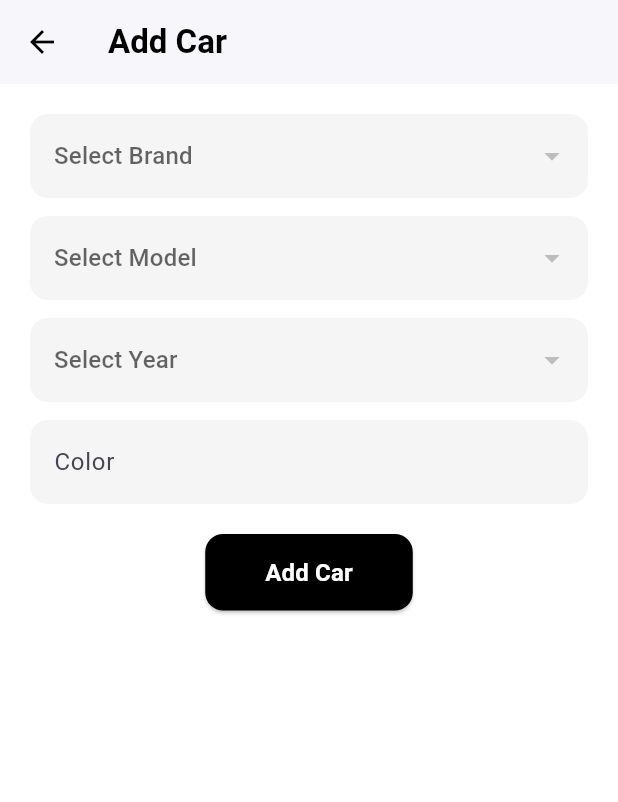
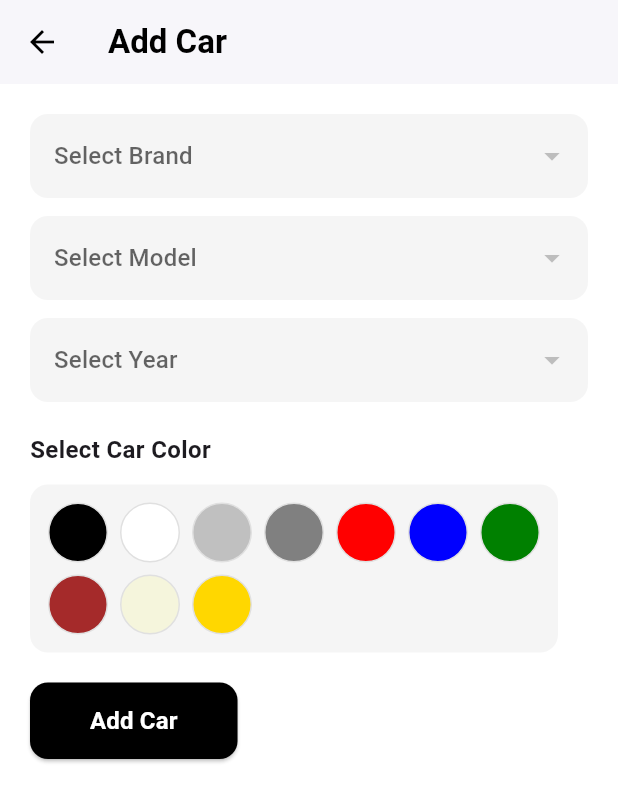
Before and after one commit to E-Hosny/car-wash-app, a Flutter app: the AddCarScreen screen opened directly with empty values, on a phone screen of 412 x 824 dp. Shown: the top 802 px of the screen. Run offline on Flutter 3.47's test engine with Material 3 defaults, Android fonts, the phone set to English and light mode, and no system bars; our stand-ins replace geolocator, google_maps_flutter, permission_handler; network calls fail.

Commit message:
add simple color

```diff
--- a/lib/add_car_screen.dart
+++ b/lib/add_car_screen.dart
@@ -19,6 +19,21 @@ class _AddCarScreenState extends State<AddCarScreen> {
   int? selectedBrandId;
   int? selectedModelId;
   int? selectedYearId;
+  String? selectedColor;
+
+  // Common car colors list
+  final List<Map<String, dynamic>> carColors = [
+    {'name': 'Black', 'code': '#000000'},
+    {'name': 'White', 'code': '#FFFFFF'},
+    {'name': 'Silver', 'code': '#C0C0C0'},
+    {'name': 'Gray', 'code': '#808080'},
+    {'name': 'Red', 'code': '#FF0000'},
+    {'name': 'Blue', 'code': '#0000FF'},
+    {'name': 'Green', 'code': '#008000'},
+    {'name': 'Brown', 'code': '#A52A2A'},
+    {'name': 'Beige', 'code': '#F5F5DC'},
+    {'name': 'Gold', 'code': '#FFD700'},
+  ];
 
   final TextEditingController colorController = TextEditingController();
 
@@ -75,6 +90,16 @@ class _AddCarScreenState extends State<AddCarScreen> {
   }
 
   Future<void> addCar() async {
+    if (selectedColor == null) {
+      ScaffoldMessenger.of(context).showSnackBar(
+        const SnackBar(
+          content: Text('Please select a car color'),
+          backgroundColor: Colors.red,
+        ),
+      );
+      return;
+    }
+
     final res = await http.post(
       Uri.parse('http://10.0.2.2:8000/api/cars'),
       headers: {
@@ -86,7 +111,7 @@ class _AddCarScreenState extends State<AddCarScreen> {
         'brand_id': selectedBrandId,
         'model_id': selectedModelId,
         'car_year_id': selectedYearId,
-        'color': colorController.text,
+        'color': selectedColor,
       }),
     );
 
@@ -122,6 +147,7 @@ class _AddCarScreenState extends State<AddCarScreen> {
         padding: const EdgeInsets.all(20),
         child: SingleChildScrollView(
           child: Column(
+            crossAxisAlignment: CrossAxisAlignment.start,
             children: [
               buildDropdown(
                 hint: 'Select Brand',
@@ -151,17 +177,100 @@ class _AddCarScreenState extends State<AddCarScreen> {
                 labelKey: 'year',
                 onChanged: (val) => setState(() => selectedYearId = val),
               ),
+              const SizedBox(height: 20),
+              const Text(
+                'Select Car Color',
+                style: TextStyle(
+                  fontSize: 16,
+                  fontWeight: FontWeight.bold,
+                ),
+              ),
               const SizedBox(height: 12),
-              TextField(
-                controller: colorController,
-                decoration: InputDecoration(
-                  labelText: 'Color',
-                  filled: true,
-                  fillColor: Colors.grey[100],
-                  border: OutlineInputBorder(
-                    borderRadius: BorderRadius.circular(12),
-                    borderSide: BorderSide.none,
-                  ),
+              Container(
+                padding: const EdgeInsets.all(12),
+                decoration: BoxDecoration(
+                  color: Colors.grey[100],
+                  borderRadius: BorderRadius.circular(12),
+                ),
+                child: Column(
+                  crossAxisAlignment: CrossAxisAlignment.start,
+                  children: [
+                    Wrap(
+                      spacing: 8,
+                      runSpacing: 8,
+                      children: carColors.map((color) {
+                        final isSelected = selectedColor == color['name'];
+                        return GestureDetector(
+                          onTap: () =>
+                              setState(() => selectedColor = color['name']),
+                          child: Container(
+                            width: 40,
+                            height: 40,
+                            decoration: BoxDecoration(
+                              color: Color(int.parse(
+                                  color['code'].replaceAll('#', '0xFF'))),
+                              shape: BoxShape.circle,
+                              border: Border.all(
+                                color: isSelected
+                                    ? Colors.black
+                                    : Colors.grey.shade300,
+                                width: isSelected ? 2 : 1,
+                              ),
+                              boxShadow: isSelected
+                                  ? [
+                                      BoxShadow(
+                                        color: Colors.black.withOpacity(0.2),
+                                        blurRadius: 4,
+                                        offset: const Offset(0, 1),
+                                      )
+                                    ]
+                                  : null,
+                            ),
+                            child: isSelected
+                                ? const Icon(Icons.check,
+                                    color: Colors.white, size: 16)
+                                : null,
+                          ),
+                        );
+                      }).toList(),
+                    ),
+                    if (selectedColor != null) ...[
+                      const SizedBox(height: 12),
+                      Container(
+                        padding: const EdgeInsets.symmetric(
+                            horizontal: 12, vertical: 8),
+                        decoration: BoxDecoration(
+                          color: Colors.white,
+                          borderRadius: BorderRadius.circular(8),
+                          border: Border.all(color: Colors.grey.shade300),
+                        ),
+                        child: Row(
+                          mainAxisSize: MainAxisSize.min,
+                          children: [
+                            Container(
+                              width: 16,
+                              height: 16,
+                              decoration: BoxDecoration(
+                                color: Color(int.parse(carColors
+                                    .firstWhere((c) =>
+                                        c['name'] == selectedColor)['code']
+                                    .replaceAll('#', '0xFF'))),
+                                shape: BoxShape.circle,
+                              ),
+                            ),
+                            const SizedBox(width: 8),
+                            Text(
+                              'Selected Color: $selectedColor',
+                              style: const TextStyle(
+                                fontSize: 14,
+                                fontWeight: FontWeight.w500,
+                              ),
+                            ),
+                          ],
+                        ),
+                      ),
+                    ],
+                  ],
                 ),
               ),
               const SizedBox(height: 20),
@@ -176,9 +285,10 @@ class _AddCarScreenState extends State<AddCarScreen> {
                     borderRadius: BorderRadius.circular(12),
                   ),
                 ),
-                child: const Text('Add Car',
-                    style:
-                        TextStyle(fontSize: 16, fontWeight: FontWeight.bold)),
+                child: const Text(
+                  'Add Car',
+                  style: TextStyle(fontSize: 16, fontWeight: FontWeight.bold),
+                ),
               ),
             ],
           ),
```
